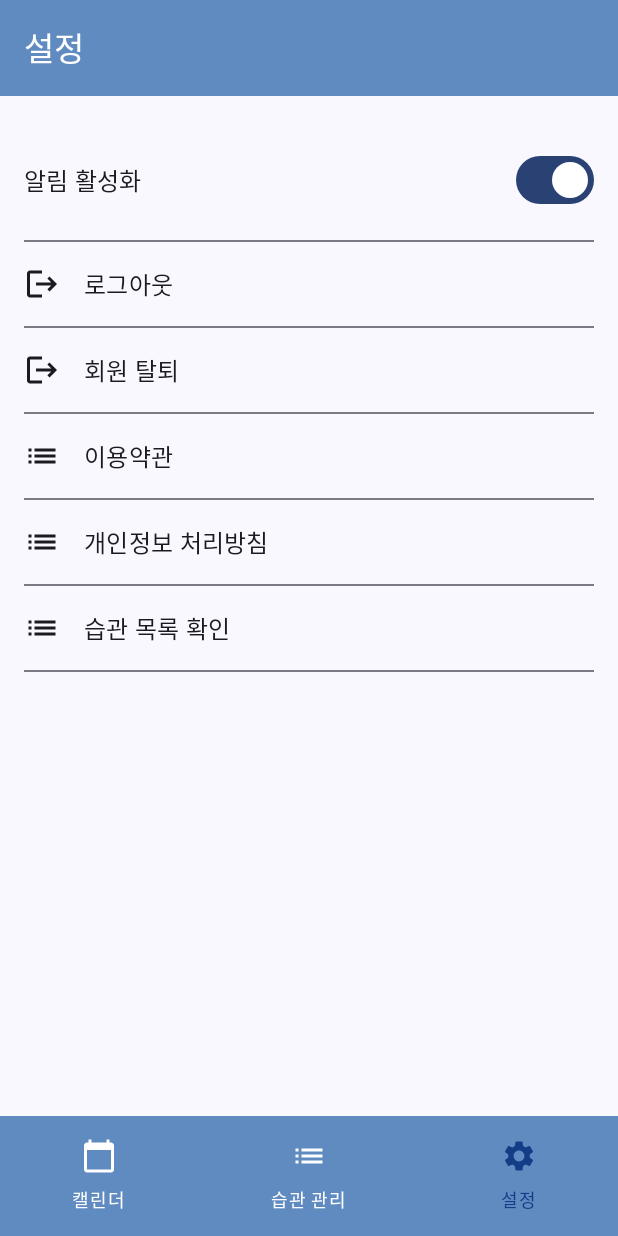
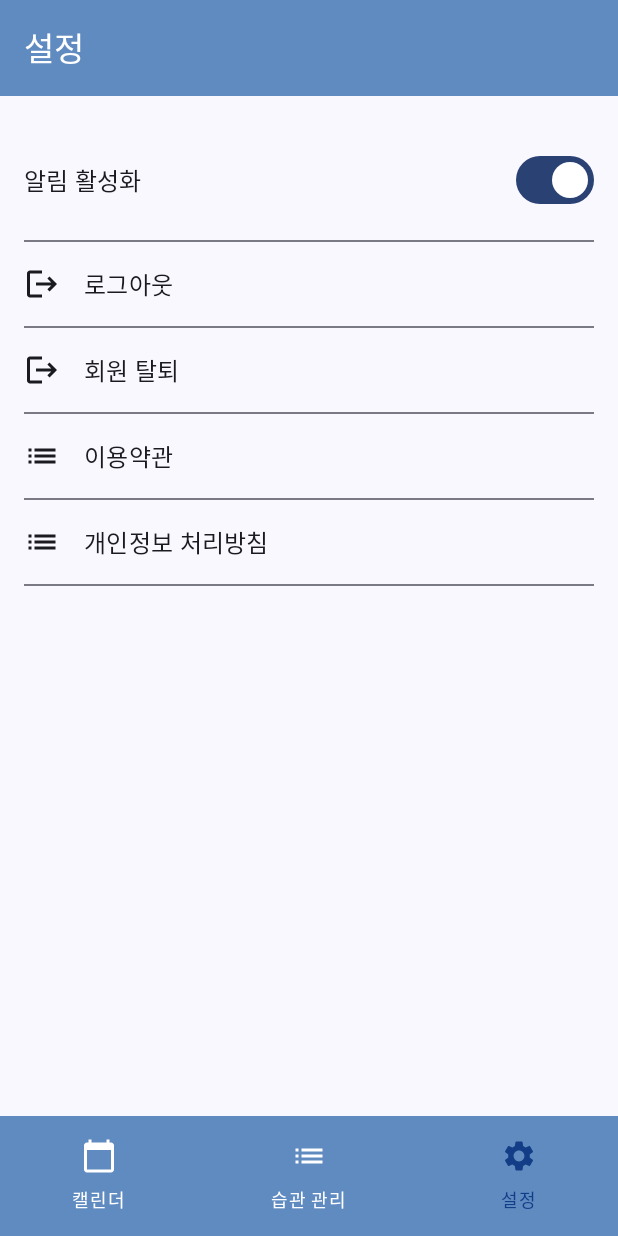
Before and after one commit to tesabel/mobileAppDevTeam25, an Android app built with Jetpack Compose: the SettingsPage screen opened through its navigation route, on a phone screen of 412 x 824 dp. Run offline under Robolectric (Android 15) with nearby library versions, the phone set to English and light mode, and no system bars; our stand-ins replace Firebase (no records; nobody signed in at launch, a user with empty details on screens opened directly).

Commit message:
fix : 설정페이지

```diff
--- a/app/src/main/java/com/example/doordonot/setting/SettingsPage.kt
+++ b/app/src/main/java/com/example/doordonot/setting/SettingsPage.kt
@@ -98,13 +98,13 @@ fun SettingsPage(
             )
             Divider()
 
-            // 새로운 습관 확인 버튼 추가
-            SettingsButton(
-                text = "습관 목록 확인",
-                icon = Icons.Default.List, // 적절한 아이콘으로 변경 가능
-                onClick = { navController.navigate("habit_list") }
-            )
-            Divider()
+//            // 새로운 습관 확인 버튼 추가
+//            SettingsButton(
+//                text = "습관 목록 확인",
+//                icon = Icons.Default.List, // 적절한 아이콘으로 변경 가능
+//                onClick = { navController.navigate("habit_list") }
+//            )
+//            Divider()
         }
 
         // 로그아웃 확인 다이얼로그
```
